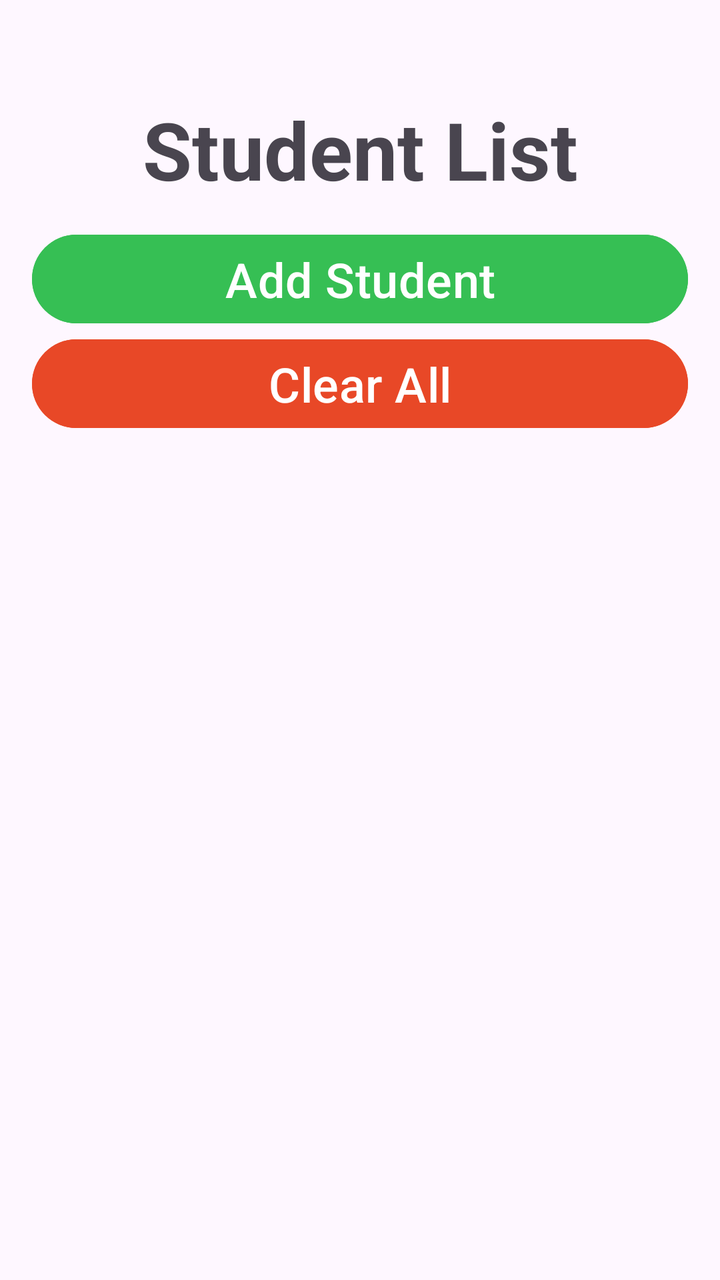
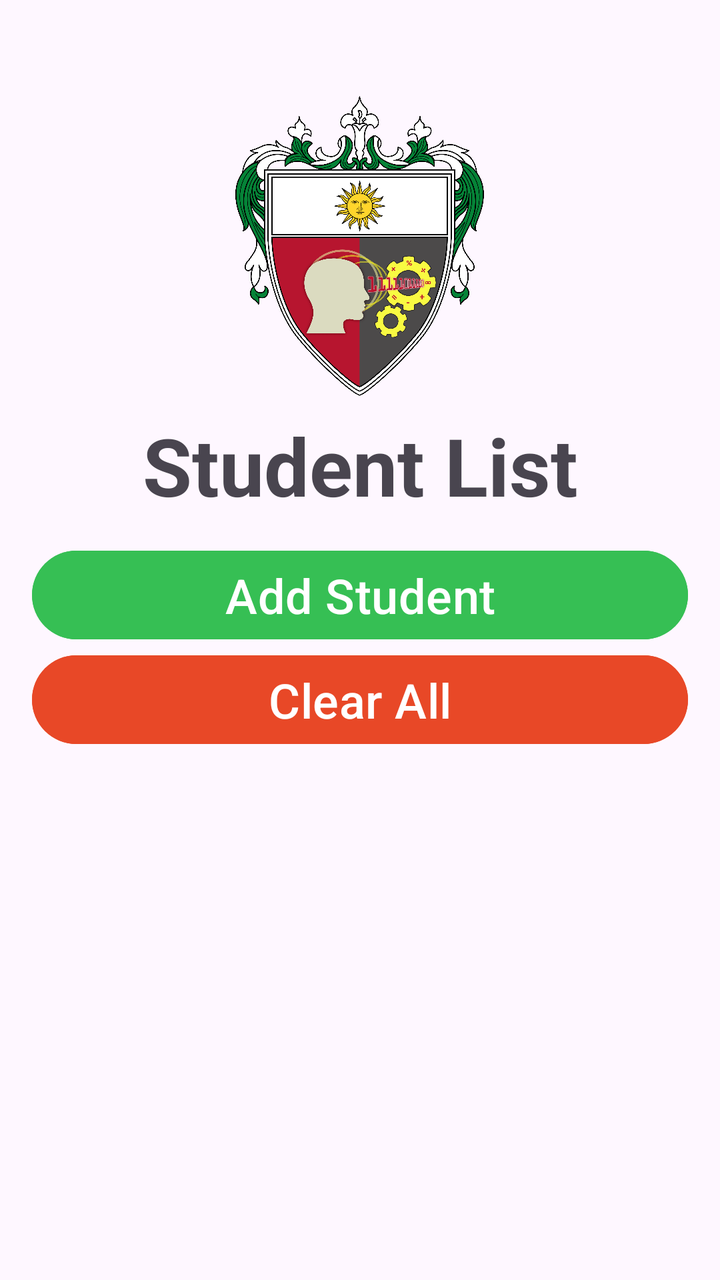

Compare the two renders of this Android layout. The source of the first and the diff that turns it into the second are given below.
<!-- AndroidManifest.xml: application theme Theme.StudentListApp -->
<!-- res/layout/activity_main.xml -->
<?xml version="1.0" encoding="utf-8"?>
<LinearLayout xmlns:android="http://schemas.android.com/apk/res/android"
    xmlns:tools="http://schemas.android.com/tools"
    android:id="@+id/main"
    android:layout_width="match_parent"
    android:layout_height="match_parent"
    android:orientation="vertical"
    android:paddingTop="48dp"
    android:paddingBottom="16dp"
    android:paddingLeft="16dp"
    android:paddingRight="16dp"
    tools:context=".MainActivity">

    <TextView
        android:layout_width="match_parent"
        android:layout_height="wrap_content"
        android:text="Student List"
        android:textSize="40sp"
        android:textStyle="bold"
        android:gravity="center"
        android:layout_marginBottom="12dp" />
    
    <Button
        android:id="@+id/btnAddStudent"
        android:layout_width="match_parent"
        android:layout_height="wrap_content"
        android:text="Add Student"
        android:textSize="24sp"
        android:backgroundTint="#36BF54" />

    <Button
        android:id="@+id/btnClear"
        android:layout_width="match_parent"
        android:layout_height="wrap_content"
        android:text="Clear All"
        android:textSize="24sp"
        android:backgroundTint="#E84827" />

    <androidx.recyclerview.widget.RecyclerView
        android:layout_marginTop="16dp"
        android:id="@+id/rvStudents"
        android:layout_width="match_parent"
        android:layout_height="0dp"
        android:layout_weight="1" />

</LinearLayout>
<!-- resources referenced by this layout -->
<resources>
  <style name="Theme.StudentListApp" parent="Base.Theme.StudentListApp" />
  <style name="Base.Theme.StudentListApp" parent="Theme.Material3.DayNight.NoActionBar">
          
          
      </style>
</resources>

<!-- the commit's change to res/layout/activity_main.xml (unified diff, before → after) -->
@@ -1,5 +1,6 @@
 <?xml version="1.0" encoding="utf-8"?>
 <LinearLayout xmlns:android="http://schemas.android.com/apk/res/android"
+    xmlns:app="http://schemas.android.com/apk/res-auto"
     xmlns:tools="http://schemas.android.com/tools"
     android:id="@+id/main"
     android:layout_width="match_parent"
@@ -10,6 +11,15 @@
     android:paddingLeft="16dp"
     android:paddingRight="16dp"
     tools:context=".MainActivity">
+
+    <ImageView
+        android:layout_width="wrap_content"
+        android:layout_height="wrap_content"
+        android:adjustViewBounds="true"
+        android:maxHeight="150dp"
+        android:layout_gravity="center"
+        android:layout_marginBottom="8dp"
+        app:srcCompat="@drawable/institute_of_information_and_computing_sciences" />
 
     <TextView
         android:layout_width="match_parent"
@@ -37,10 +47,11 @@
         android:backgroundTint="#E84827" />
 
     <androidx.recyclerview.widget.RecyclerView
-        android:layout_marginTop="16dp"
+        android:layout_marginTop="6dp"
         android:id="@+id/rvStudents"
         android:layout_width="match_parent"
         android:layout_height="0dp"
-        android:layout_weight="1" />
+        android:layout_weight="1"
+        android:scrollbars="vertical" />
 
 </LinearLayout>
<!-- resource entries referenced after the edit -->
@@ -1,5 +1,6 @@
 <!-- resources referenced by this layout -->
 <resources>
+  <!-- drawable institute_of_information_and_computing_sciences: png bitmap (drawable, 348982 bytes) -->
   <style name="Theme.StudentListApp" parent="Base.Theme.StudentListApp" />
   <style name="Base.Theme.StudentListApp" parent="Theme.Material3.DayNight.NoActionBar">
           
